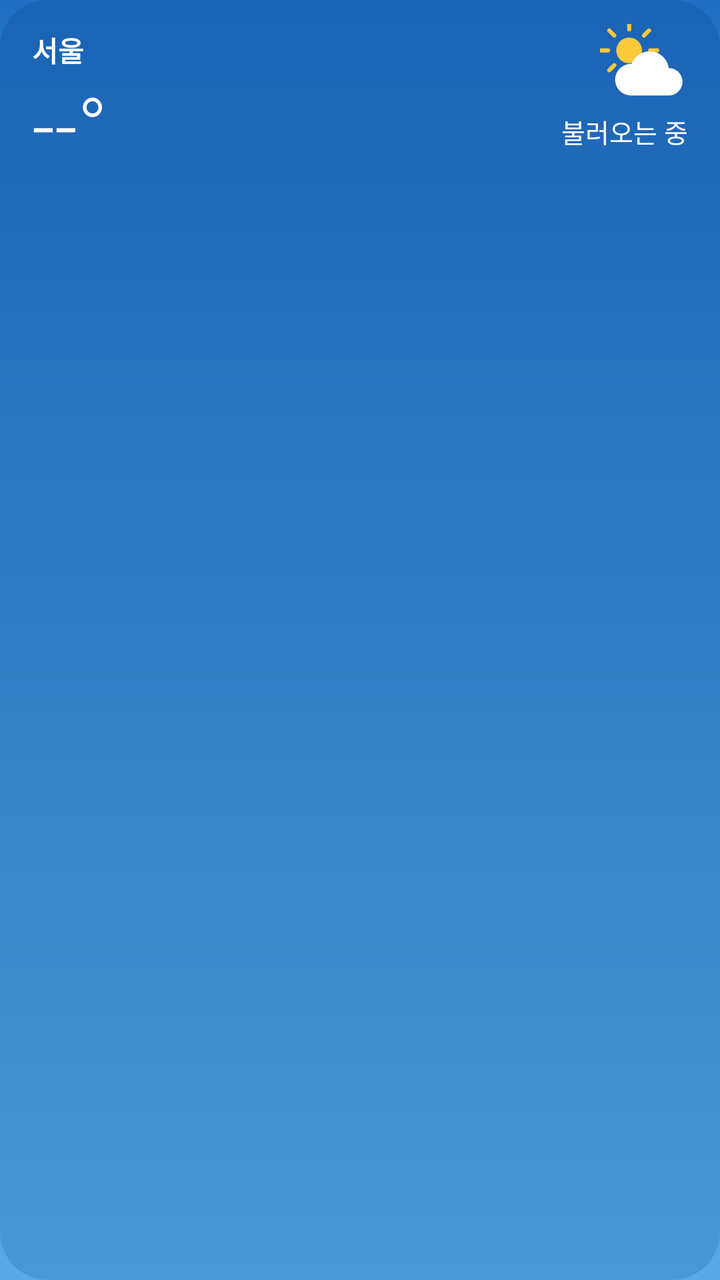
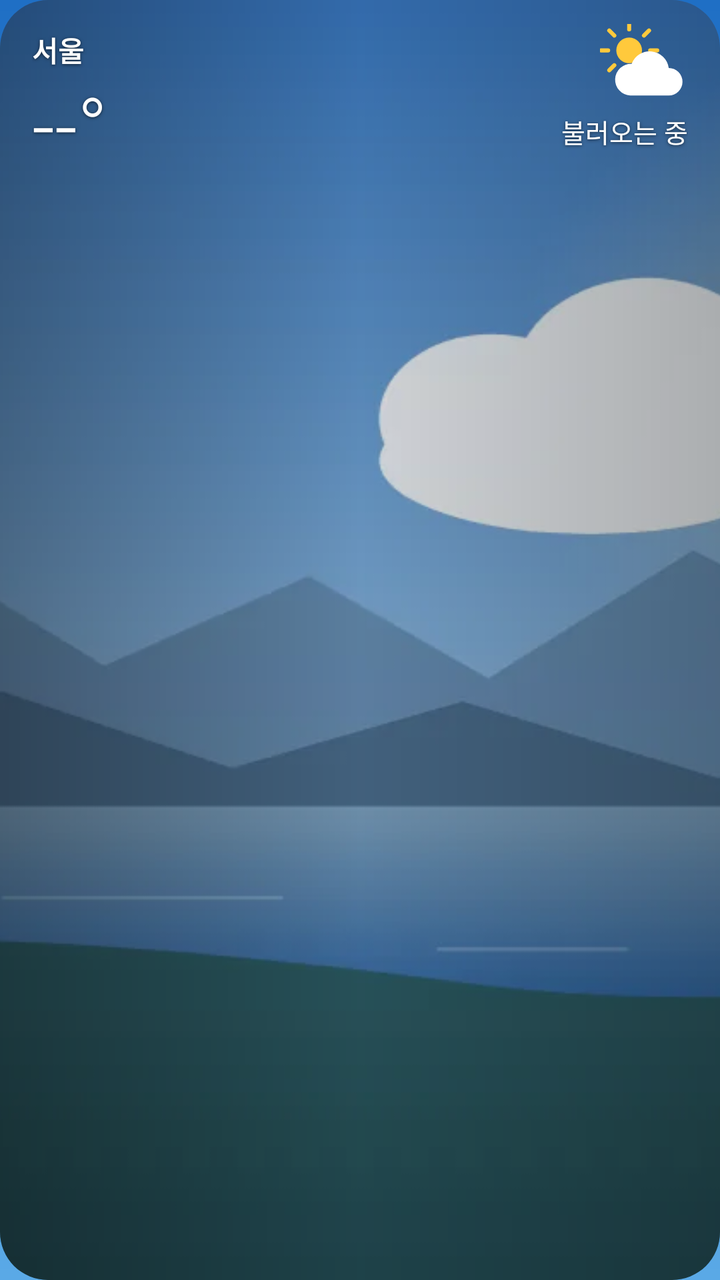

Screens rendered from an Android XML layout before and after an edit, with the pre-edit source and the edit as a unified diff.
<!-- AndroidManifest.xml: application theme AppTheme -->
<!-- res/layout/widget_medium.xml -->
<?xml version="1.0" encoding="utf-8"?>
<FrameLayout xmlns:android="http://schemas.android.com/apk/res/android"
    android:id="@+id/root" android:layout_width="match_parent" android:layout_height="match_parent">
    <ImageView android:id="@+id/bg" android:layout_width="match_parent" android:layout_height="match_parent"
        android:scaleType="fitXY" android:src="@drawable/bg_clear_day" android:importantForAccessibility="no"/>
    <LinearLayout     android:id="@+id/content" android:layout_width="match_parent" android:layout_height="match_parent"
        android:orientation="vertical" android:paddingStart="16dp" android:paddingEnd="16dp" android:paddingTop="12dp" android:paddingBottom="8dp"
        >
        <LinearLayout android:layout_width="match_parent" android:layout_height="wrap_content" android:orientation="horizontal" android:gravity="center_vertical">
            <LinearLayout android:layout_width="0dp" android:layout_weight="1" android:layout_height="wrap_content" android:orientation="vertical">
                <TextView android:id="@+id/city" android:layout_width="match_parent" android:layout_height="wrap_content"
                    android:text="서울" android:textColor="#FFFFFF" android:textSize="14sp" android:textStyle="bold" android:maxLines="1" android:ellipsize="end"/>
                <TextView android:id="@+id/temp" android:layout_width="wrap_content" android:layout_height="wrap_content"
                    android:text="--°" android:textColor="#FFFFFF" android:textSize="40sp" android:fontFamily="sans-serif-light" android:maxLines="1"/>
            </LinearLayout>
            <LinearLayout android:layout_width="wrap_content" android:layout_height="wrap_content" android:orientation="vertical" android:gravity="end">
                <ImageView android:id="@+id/icon" android:layout_width="44dp" android:layout_height="44dp" android:src="@drawable/ic_w_partly_day"/>
                <TextView android:id="@+id/cond" android:layout_width="wrap_content" android:layout_height="wrap_content"
                    android:text="불러오는 중" android:textColor="#FFFFFF" android:textSize="13sp" android:maxLines="1"/>
                <TextView android:id="@+id/hl" android:layout_width="wrap_content" android:layout_height="wrap_content"
                    android:text="" android:textColor="#CCFFFFFF" android:textSize="12sp" android:maxLines="1"/>
            </LinearLayout>
        </LinearLayout>
        <LinearLayout android:id="@+id/hourly" android:layout_width="match_parent" android:layout_height="wrap_content"
            android:orientation="horizontal" android:layout_marginTop="8dp"/>
        <TextView android:id="@+id/updated" android:layout_width="match_parent" android:layout_height="wrap_content"
            android:text="" android:textColor="#99FFFFFF" android:textSize="10sp" android:gravity="end" android:maxLines="1"/>
    </LinearLayout>
</FrameLayout>
<!-- resources referenced by this layout -->
<resources>
  <!-- drawable bg_clear_day (drawable) -->
  <?xml version="1.0" encoding="utf-8"?>
  <shape xmlns:android="http://schemas.android.com/apk/res/android" android:shape="rectangle"><corners android:radius="24dp"/><gradient android:angle="270" android:startColor="#1A63B5" android:endColor="#4A97D6"/></shape>
  <!-- drawable ic_w_partly_day (drawable) -->
  <?xml version="1.0" encoding="utf-8"?>
  <vector xmlns:android="http://schemas.android.com/apk/res/android" android:width="64dp" android:height="64dp" android:viewportWidth="64" android:viewportHeight="64"><group android:translateX="-6" android:translateY="-8" android:scaleX="0.85" android:scaleY="0.85"><path android:fillColor="#FFC93C" android:pathData="M32,21a11,11 0,1 1,0 22a11,11 0,1 1,0 -22z"/><path android:strokeColor="#FFC93C" android:strokeWidth="3.5" android:strokeLineCap="round" android:pathData="M32,14L32,8M32,56L32,50M14,32L8,32M56,32L50,32M19.3,19.3L15,15M44.7,44.7L49,49M44.7,19.3L49,15M19.3,44.7L15,49"/></group><group android:translateX="4" android:translateY="6" android:scaleX="1" android:scaleY="1"><path android:fillColor="#FFFFFF" android:pathData="M18,46h28a10,10 0,0 0,0 -20a14,14 0,0 0,-27 -3A11,11 0,0 0,18 46z"/></group></vector>
  <style name="AppTheme" parent="android:Theme.Material.NoActionBar">
      <item name="android:windowBackground">@drawable/ic_launcher_bg</item>
      <item name="android:statusBarColor">#1F6FC5</item>
      <item name="android:navigationBarColor">#5AA9E6</item>
    </style>
  <!-- drawable ic_launcher_bg (drawable) -->
  <?xml version="1.0" encoding="utf-8"?>
  <shape xmlns:android="http://schemas.android.com/apk/res/android"><gradient android:angle="270" android:startColor="#1F6FC5" android:endColor="#5AA9E6"/></shape>
</resources>

<!-- the commit's change to res/layout/widget_medium.xml (unified diff, before → after) -->
@@ -1,29 +1,32 @@
 <?xml version="1.0" encoding="utf-8"?>
 <FrameLayout xmlns:android="http://schemas.android.com/apk/res/android"
-    android:id="@+id/root" android:layout_width="match_parent" android:layout_height="match_parent">
+    android:id="@+id/root" android:layout_width="match_parent" android:layout_height="match_parent"
+    android:background="@drawable/widget_clip" android:clipToOutline="true">
     <ImageView android:id="@+id/bg" android:layout_width="match_parent" android:layout_height="match_parent"
-        android:scaleType="fitXY" android:src="@drawable/bg_clear_day" android:importantForAccessibility="no"/>
+        android:scaleType="centerCrop" android:src="@drawable/scene_partly_day" android:importantForAccessibility="no"/>
+    <ImageView android:id="@+id/scrim" android:layout_width="match_parent" android:layout_height="match_parent"
+        android:scaleType="fitXY" android:src="@drawable/scrim" android:importantForAccessibility="no"/>
     <LinearLayout     android:id="@+id/content" android:layout_width="match_parent" android:layout_height="match_parent"
         android:orientation="vertical" android:paddingStart="16dp" android:paddingEnd="16dp" android:paddingTop="12dp" android:paddingBottom="8dp"
         >
         <LinearLayout android:layout_width="match_parent" android:layout_height="wrap_content" android:orientation="horizontal" android:gravity="center_vertical">
             <LinearLayout android:layout_width="0dp" android:layout_weight="1" android:layout_height="wrap_content" android:orientation="vertical">
-                <TextView android:id="@+id/city" android:layout_width="match_parent" android:layout_height="wrap_content"
+                <TextView android:id="@+id/city" android:shadowColor="#99000000" android:shadowRadius="4" android:shadowDy="1" android:layout_width="match_parent" android:layout_height="wrap_content"
                     android:text="서울" android:textColor="#FFFFFF" android:textSize="14sp" android:textStyle="bold" android:maxLines="1" android:ellipsize="end"/>
-                <TextView android:id="@+id/temp" android:layout_width="wrap_content" android:layout_height="wrap_content"
+                <TextView android:id="@+id/temp" android:shadowColor="#99000000" android:shadowRadius="4" android:shadowDy="1" android:layout_width="wrap_content" android:layout_height="wrap_content"
                     android:text="--°" android:textColor="#FFFFFF" android:textSize="40sp" android:fontFamily="sans-serif-light" android:maxLines="1"/>
             </LinearLayout>
             <LinearLayout android:layout_width="wrap_content" android:layout_height="wrap_content" android:orientation="vertical" android:gravity="end">
                 <ImageView android:id="@+id/icon" android:layout_width="44dp" android:layout_height="44dp" android:src="@drawable/ic_w_partly_day"/>
-                <TextView android:id="@+id/cond" android:layout_width="wrap_content" android:layout_height="wrap_content"
+                <TextView android:id="@+id/cond" android:shadowColor="#99000000" android:shadowRadius="4" android:shadowDy="1" android:layout_width="wrap_content" android:layout_height="wrap_content"
                     android:text="불러오는 중" android:textColor="#FFFFFF" android:textSize="13sp" android:maxLines="1"/>
-                <TextView android:id="@+id/hl" android:layout_width="wrap_content" android:layout_height="wrap_content"
+                <TextView android:id="@+id/hl" android:shadowColor="#99000000" android:shadowRadius="4" android:shadowDy="1" android:layout_width="wrap_content" android:layout_height="wrap_content"
                     android:text="" android:textColor="#CCFFFFFF" android:textSize="12sp" android:maxLines="1"/>
             </LinearLayout>
         </LinearLayout>
         <LinearLayout android:id="@+id/hourly" android:layout_width="match_parent" android:layout_height="wrap_content"
             android:orientation="horizontal" android:layout_marginTop="8dp"/>
-        <TextView android:id="@+id/updated" android:layout_width="match_parent" android:layout_height="wrap_content"
+        <TextView android:id="@+id/updated" android:shadowColor="#99000000" android:shadowRadius="4" android:shadowDy="1" android:layout_width="match_parent" android:layout_height="wrap_content"
             android:text="" android:textColor="#99FFFFFF" android:textSize="10sp" android:gravity="end" android:maxLines="1"/>
     </LinearLayout>
 </FrameLayout>
<!-- resource entries referenced after the edit -->
@@ -1,11 +1,15 @@
 <!-- resources referenced by this layout -->
 <resources>
-  <!-- drawable bg_clear_day (drawable) -->
-  <?xml version="1.0" encoding="utf-8"?>
-  <shape xmlns:android="http://schemas.android.com/apk/res/android" android:shape="rectangle"><corners android:radius="24dp"/><gradient android:angle="270" android:startColor="#1A63B5" android:endColor="#4A97D6"/></shape>
   <!-- drawable ic_w_partly_day (drawable) -->
   <?xml version="1.0" encoding="utf-8"?>
   <vector xmlns:android="http://schemas.android.com/apk/res/android" android:width="64dp" android:height="64dp" android:viewportWidth="64" android:viewportHeight="64"><group android:translateX="-6" android:translateY="-8" android:scaleX="0.85" android:scaleY="0.85"><path android:fillColor="#FFC93C" android:pathData="M32,21a11,11 0,1 1,0 22a11,11 0,1 1,0 -22z"/><path android:strokeColor="#FFC93C" android:strokeWidth="3.5" android:strokeLineCap="round" android:pathData="M32,14L32,8M32,56L32,50M14,32L8,32M56,32L50,32M19.3,19.3L15,15M44.7,44.7L49,49M44.7,19.3L49,15M19.3,44.7L15,49"/></group><group android:translateX="4" android:translateY="6" android:scaleX="1" android:scaleY="1"><path android:fillColor="#FFFFFF" android:pathData="M18,46h28a10,10 0,0 0,0 -20a14,14 0,0 0,-27 -3A11,11 0,0 0,18 46z"/></group></vector>
+  <!-- drawable scene_partly_day: webp bitmap (drawable-nodpi, 12558 bytes) -->
+  <!-- drawable scrim (drawable) -->
+  <?xml version="1.0" encoding="utf-8"?>
+  <shape xmlns:android="http://schemas.android.com/apk/res/android" android:shape="rectangle"><gradient android:angle="0" android:startColor="#66000000" android:centerColor="#26000000" android:endColor="#4D000000"/></shape>
+  <!-- drawable widget_clip (drawable) -->
+  <?xml version="1.0" encoding="utf-8"?>
+  <shape xmlns:android="http://schemas.android.com/apk/res/android" android:shape="rectangle"><corners android:radius="24dp"/><solid android:color="#01000000"/></shape>
   <style name="AppTheme" parent="android:Theme.Material.NoActionBar">
       <item name="android:windowBackground">@drawable/ic_launcher_bg</item>
       <item name="android:statusBarColor">#1F6FC5</item>
